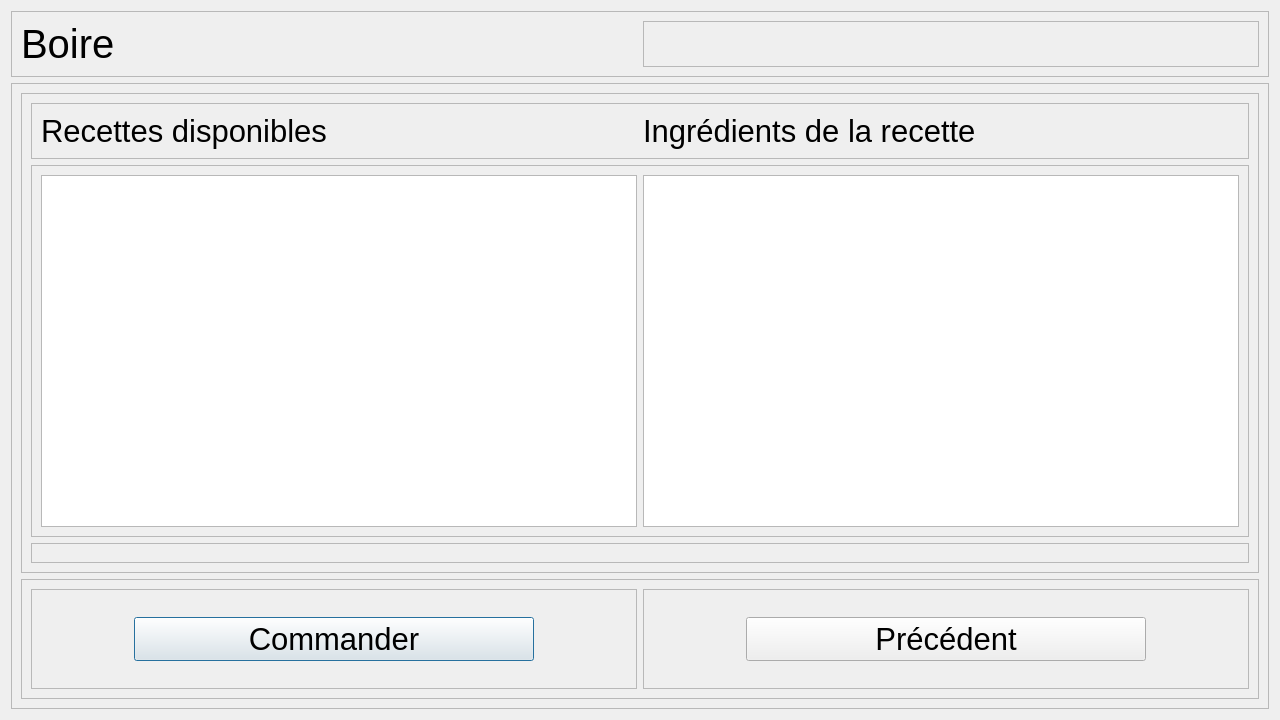
This is Logiciel/pi_controller/HMI2/Boire.ui in emilerenaud/BartendUS-GROS4 as Qt 5 draws it before an edit. The edited form follows.
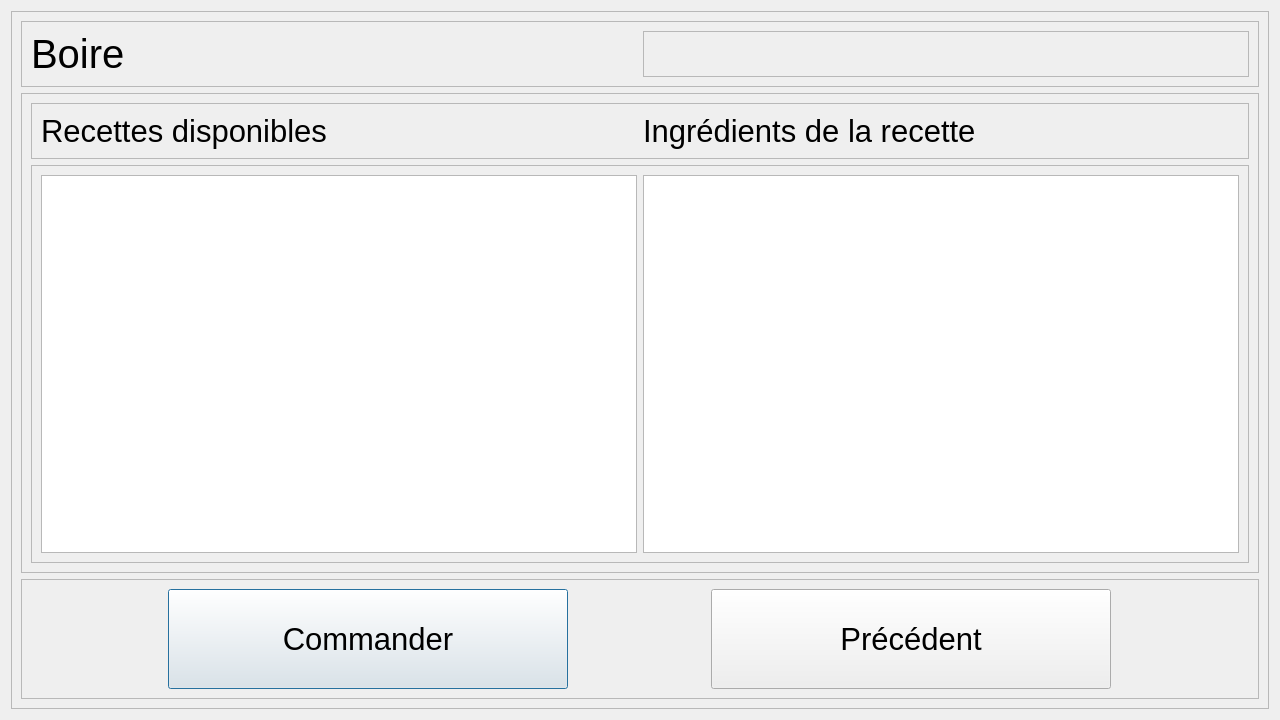
This is the edited form.

```diff
--- a/Logiciel/pi_controller/HMI2/Boire.ui
+++ b/Logiciel/pi_controller/HMI2/Boire.ui
@@ -18,8 +18,8 @@
   </property>
   <property name="maximumSize">
    <size>
-    <width>1280</width>
-    <height>720</height>
+    <width>3000</width>
+    <height>3000</height>
    </size>
   </property>
   <property name="windowTitle">
@@ -27,6 +27,15 @@
   </property>
   <layout class="QVBoxLayout" name="verticalLayout">
    <item>
+    <widget class="QFrame" name="bas">
+     <property name="frameShape">
+      <enum>QFrame::StyledPanel</enum>
+     </property>
+     <property name="frameShadow">
+      <enum>QFrame::Raised</enum>
+     </property>
+     <layout class="QVBoxLayout" name="verticalLayout_2">
+      <item>
     <widget class="QFrame" name="haut">
      <property name="maximumSize">
       <size>
@@ -68,15 +77,6 @@
     </widget>
    </item>
    <item>
-    <widget class="QFrame" name="bas">
-     <property name="frameShape">
-      <enum>QFrame::StyledPanel</enum>
-     </property>
-     <property name="frameShadow">
-      <enum>QFrame::Raised</enum>
-     </property>
-     <layout class="QVBoxLayout" name="verticalLayout_2">
-      <item>
        <widget class="QFrame" name="haut_3">
         <property name="minimumSize">
          <size>
@@ -91,17 +91,6 @@
          <enum>QFrame::Raised</enum>
         </property>
         <layout class="QGridLayout" name="gridLayout_2">
-         <item row="3" column="0">
-          <widget class="QFrame" name="titre">
-           <property name="frameShape">
-            <enum>QFrame::StyledPanel</enum>
-           </property>
-           <property name="frameShadow">
-            <enum>QFrame::Raised</enum>
-           </property>
-           <layout class="QVBoxLayout" name="verticalLayout_7"/>
-          </widget>
-         </item>
          <item row="2" column="0">
           <widget class="QFrame" name="liste_deroulante">
            <property name="frameShape">
@@ -119,6 +108,11 @@
                 <height>0</height>
                </size>
               </property>
+              <property name="font">
+               <font>
+                <pointsize>20</pointsize>
+               </font>
+              </property>
              </widget>
             </item>
             <item>
@@ -129,6 +123,11 @@
                 <height>0</height>
                </size>
               </property>
+              <property name="font">
+               <font>
+                <pointsize>20</pointsize>
+               </font>
+              </property>
              </widget>
             </item>
            </layout>
@@ -190,20 +189,17 @@
         </property>
         <layout class="QHBoxLayout" name="horizontalLayout_3">
          <item>
-          <widget class="QFrame" name="frame_2">
-           <property name="frameShape">
-            <enum>QFrame::StyledPanel</enum>
-           </property>
-           <property name="frameShadow">
-            <enum>QFrame::Raised</enum>
-           </property>
-           <layout class="QGridLayout" name="gridLayout">
-            <item row="0" column="0">
              <widget class="QPushButton" name="commander">
+           <property name="minimumSize">
+            <size>
+             <width>400</width>
+             <height>100</height>
+            </size>
+           </property>
               <property name="maximumSize">
                <size>
                 <width>400</width>
-                <height>16777215</height>
+             <height>100</height>
                </size>
               </property>
               <property name="font">
@@ -216,30 +212,18 @@
               </property>
              </widget>
             </item>
-           </layout>
-          </widget>
-         </item>
          <item>
-          <widget class="QFrame" name="frame_3">
-           <property name="frameShape">
-            <enum>QFrame::StyledPanel</enum>
-           </property>
-           <property name="frameShadow">
-            <enum>QFrame::Raised</enum>
-           </property>
-           <layout class="QVBoxLayout" name="verticalLayout_3">
-            <item alignment="Qt::AlignHCenter">
              <widget class="QPushButton" name="precedent">
               <property name="minimumSize">
                <size>
                 <width>400</width>
-                <height>0</height>
+             <height>100</height>
                </size>
               </property>
               <property name="maximumSize">
                <size>
                 <width>400</width>
-                <height>16777215</height>
+             <height>100</height>
                </size>
               </property>
               <property name="font">
@@ -250,9 +234,6 @@
               <property name="text">
                <string>Précédent</string>
               </property>
-             </widget>
-            </item>
-           </layout>
           </widget>
          </item>
         </layout>
```
Lines whose indentation alone changed are shown as unchanged.
